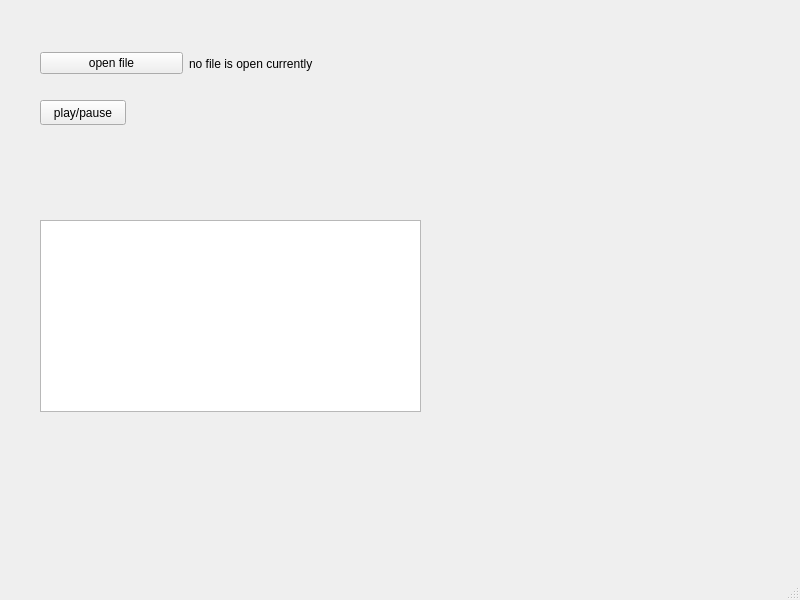
First picture: the form in mainwindow.ui, repository roz3x/polyvox, before the edit.
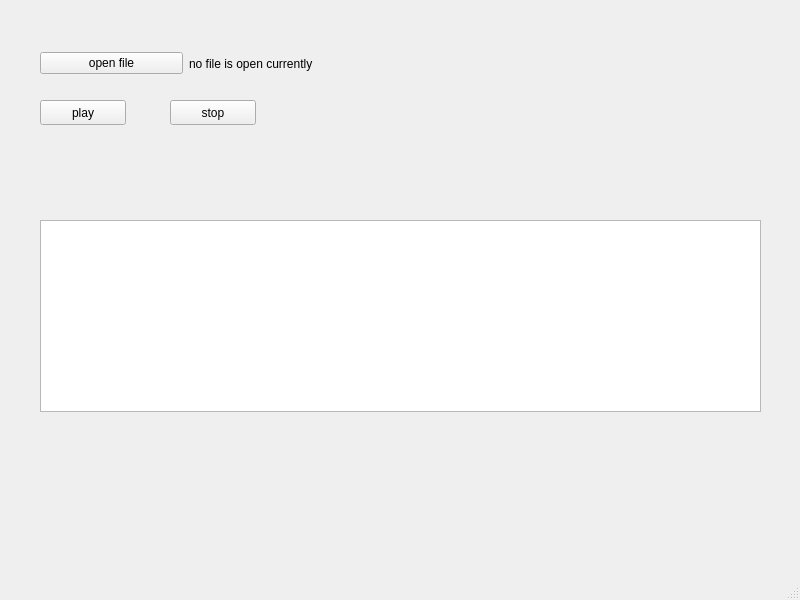
Second picture: the form after the edit.

Patch:
```diff
--- a/mainwindow.ui
+++ b/mainwindow.ui
@@ -24,7 +24,7 @@
      </rect>
     </property>
     <property name="text">
-     <string>play/pause</string>
+     <string>play</string>
     </property>
    </widget>
    <widget class="QTextBrowser" name="logs">
@@ -32,12 +32,12 @@
      <rect>
       <x>40</x>
       <y>220</y>
-      <width>381</width>
+      <width>721</width>
       <height>192</height>
      </rect>
     </property>
    </widget>
-   <widget class="QWidget" name="">
+   <widget class="QWidget" name="layoutWidget">
     <property name="geometry">
      <rect>
       <x>40</x>
@@ -63,6 +63,19 @@
      </item>
     </layout>
    </widget>
+   <widget class="QPushButton" name="stop">
+    <property name="geometry">
+     <rect>
+      <x>170</x>
+      <y>100</y>
+      <width>86</width>
+      <height>25</height>
+     </rect>
+    </property>
+    <property name="text">
+     <string>stop</string>
+    </property>
+   </widget>
   </widget>
   <widget class="QMenuBar" name="menubar">
    <property name="geometry">
```
